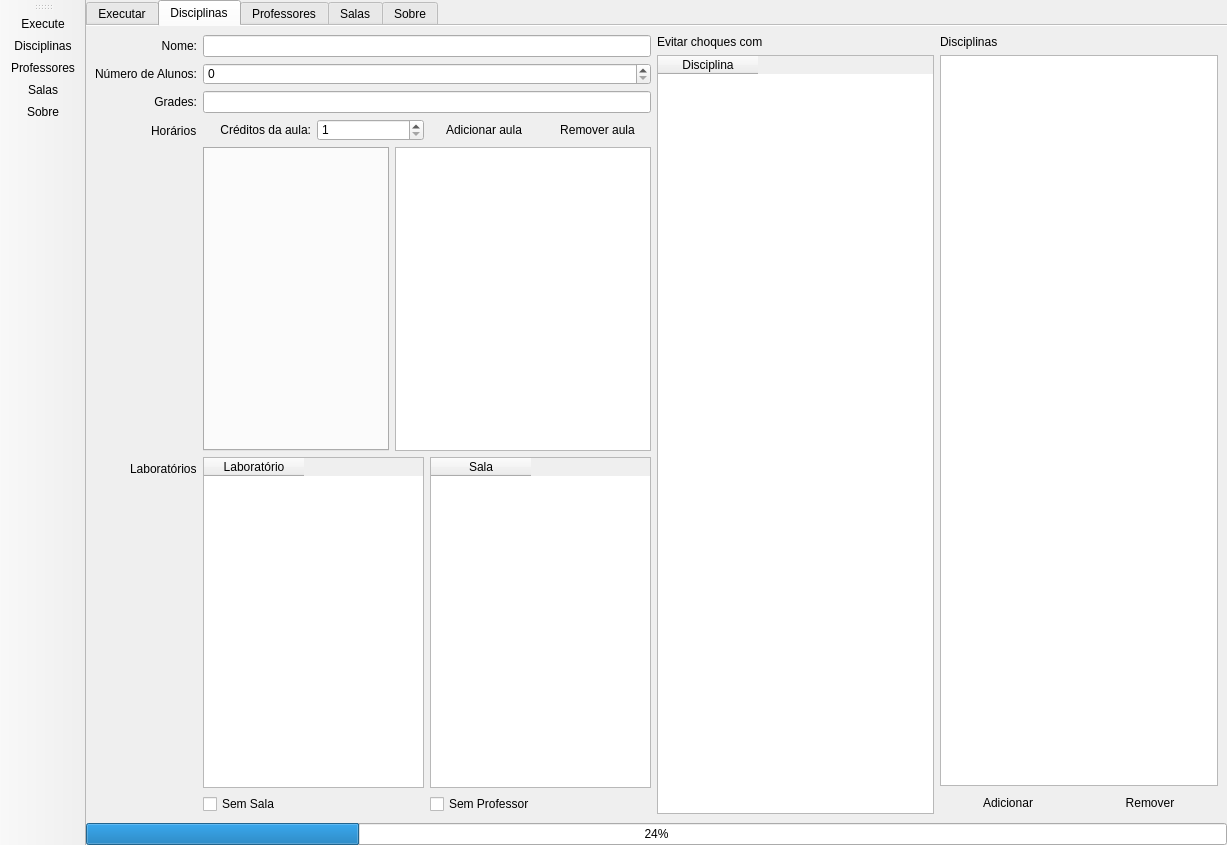
JoseitoOliveira/School-Timetabling, file resources/ui_files/main.ui: the form before one commit.
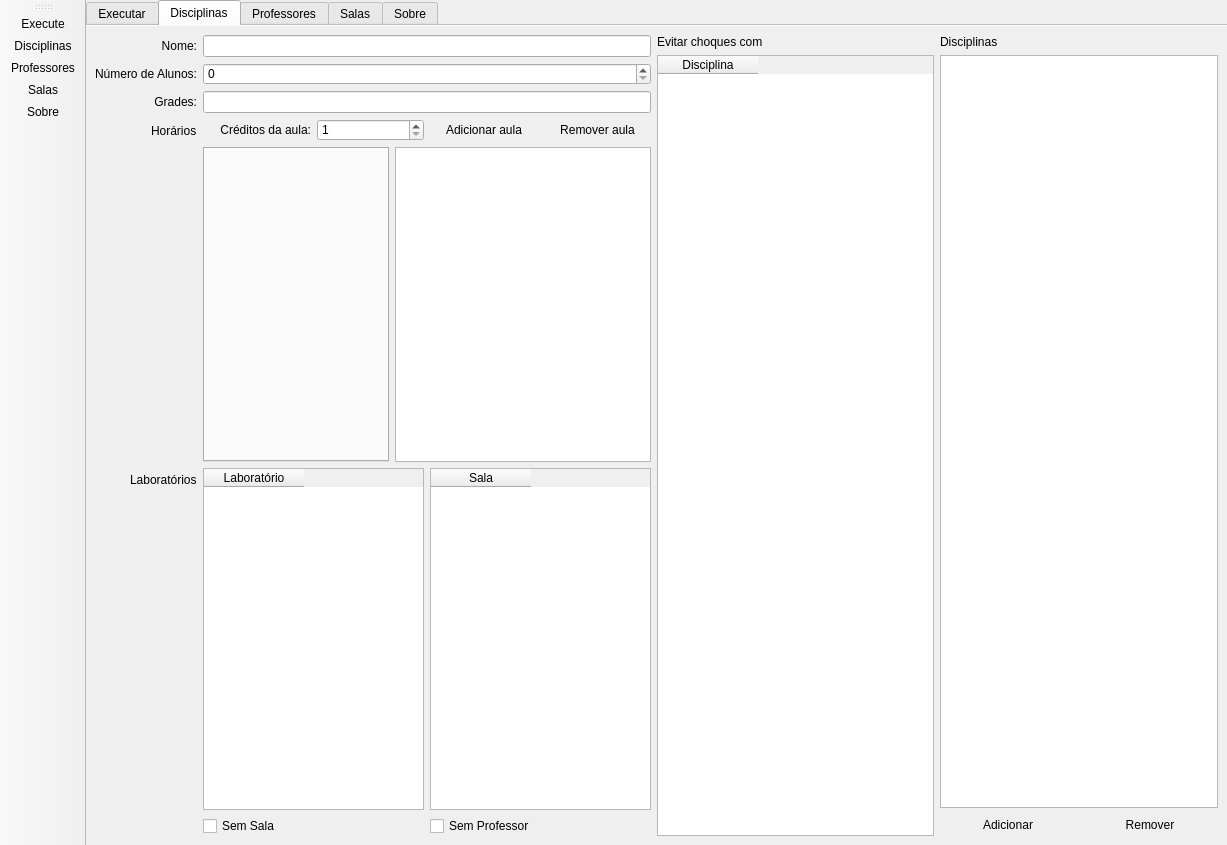
The form after the commit. The open tabs and pages were chosen to show the change. Icons and pictures are not drawn.

```diff
--- a/resources/ui_files/main.ui
+++ b/resources/ui_files/main.ui
@@ -413,6 +413,9 @@
             <layout class="QHBoxLayout" name="horizontalLayout_3" stretch="0,0">
              <item>
               <widget class="QTableWidget" name="disciplina_labs">
+               <property name="showGrid">
+                <bool>false</bool>
+               </property>
                <column>
                 <property name="text">
                  <string>Laboratório</string>
@@ -895,13 +898,6 @@
       </widget>
      </widget>
     </item>
-    <item row="3" column="1">
-     <widget class="QProgressBar" name="progressBar">
-      <property name="value">
-       <number>24</number>
-      </property>
-     </widget>
-    </item>
    </layout>
   </widget>
   <widget class="QToolBar" name="toolBar">
```
Left out of the diff: 6 changed lines with no effect on the pictures.
